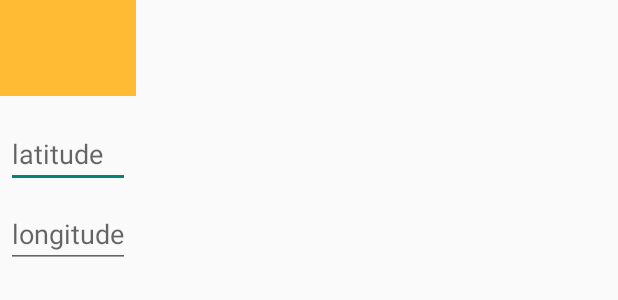
After one commit to hlepps/Holsus, an Android app: the layout dodaj_dziure.xml on its own in the app's theme, with its tools: preview values and no code run, on a phone screen of 412 x 824 dp. The commit adds this screen. Shown: the top 300 px of the screen. Run offline under Robolectric (Android 15) with nearby library versions, the phone set to English and light mode, and no system bars.

Commit message:
dodawanie dziur na mape

```diff
--- /dev/null
+++ b/app/src/main/res/layout/dodaj_dziure.xml
@@ -0,0 +1,32 @@
+<LinearLayout xmlns:android="http://schemas.android.com/apk/res/android"
+    android:orientation="vertical"
+    android:layout_width="wrap_content"
+    android:layout_height="wrap_content">
+    <ImageView
+        android:layout_width="match_parent"
+        android:layout_height="64dp"
+        android:scaleType="center"
+        android:background="#FFFFBB33"
+        android:contentDescription="@string/app_name" />
+    <EditText
+        android:id="@+id/latitude"
+        android:inputType="numberDecimal"
+        android:layout_width="match_parent"
+        android:layout_height="wrap_content"
+        android:layout_marginTop="16dp"
+        android:layout_marginLeft="4dp"
+        android:layout_marginRight="4dp"
+        android:layout_marginBottom="4dp"
+        android:hint="latitude" />
+    <EditText
+        android:id="@+id/longitude"
+        android:inputType="numberDecimal"
+        android:layout_width="match_parent"
+        android:layout_height="wrap_content"
+        android:layout_marginTop="4dp"
+        android:layout_marginLeft="4dp"
+        android:layout_marginRight="4dp"
+        android:layout_marginBottom="16dp"
+        android:fontFamily="sans-serif"
+        android:hint="longitude"/>
+</LinearLayout>
```
Also changed, not shown: app/src/main/java/com/pmsdp/holsus/DodajDziure.java (added, +127 -0 lines), app/src/main/java/com/pmsdp/holsus/GPSTracker.java (+6 -2 lines), app/src/main/java/com/pmsdp/holsus/HoleManager.java (added, +16 -0 lines), app/src/main/java/com/pmsdp/holsus/MainActivity.java (+50 -10 lines), app/src/main/res/layout/activity_main.xml (+10 -2 lines).
